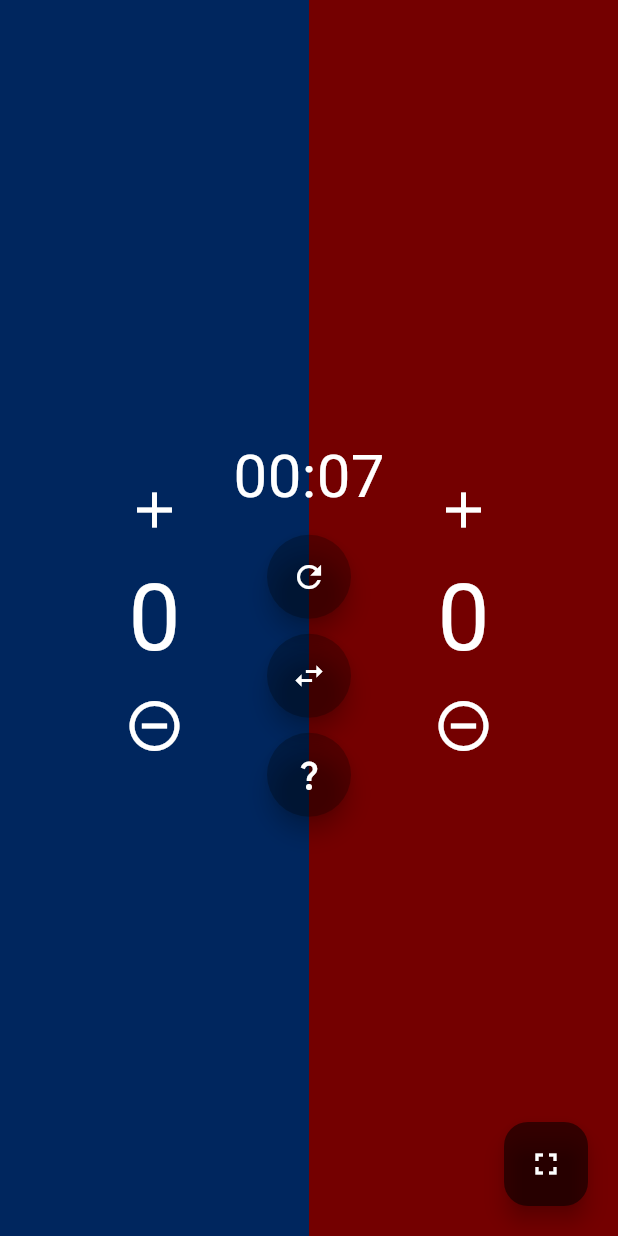
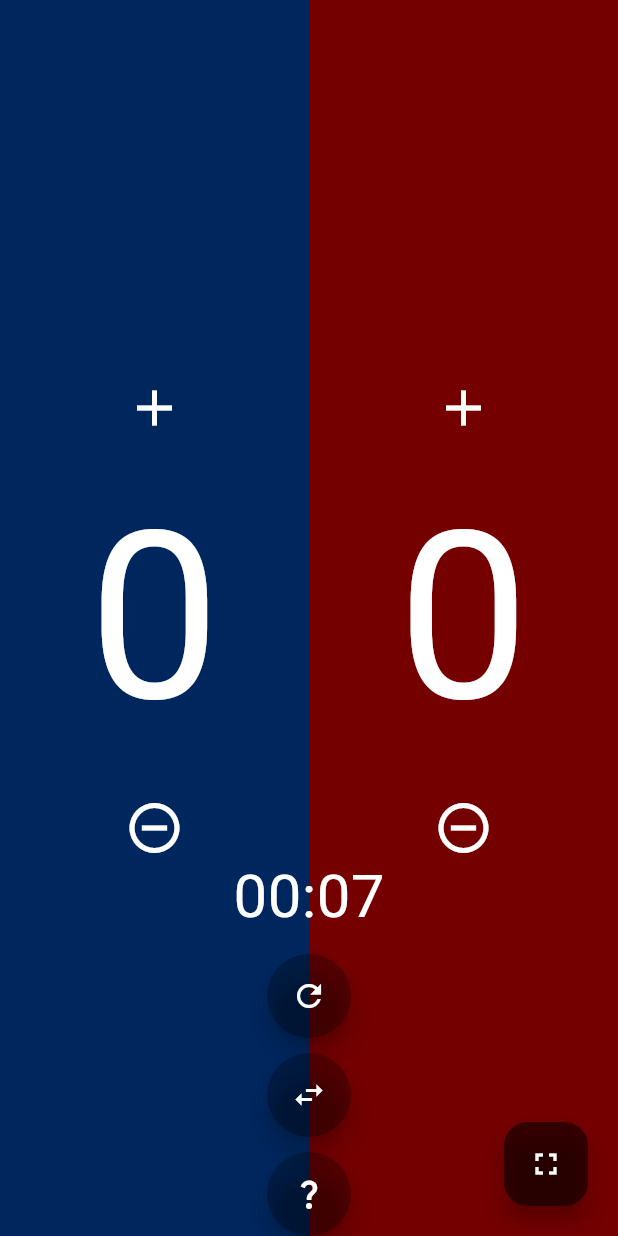
Before and after one commit to zmsp/tapscore, a Flutter app: the screen it shows after launch, on a phone screen of 412 x 824 dp. Run offline on Flutter 3.47's test engine with Material 3 defaults, Android fonts, the light colour scheme and no system bars; missing offline and left inert: dart:html, dart:js.

Commit message:
fix dimention

```diff
--- a/lib/main.dart
+++ b/lib/main.dart
@@ -197,8 +197,14 @@ class _ScoreboardState extends State<Scoreboard> {
 
   @override
   Widget build(BuildContext context) {
-    double screenWidth = MediaQuery.of(context).size.width;
-    double fontSize = screenWidth * 0.15;
+    double screenWidth = MediaQuery.of(context).size.width ;
+    double screenHeight = MediaQuery.of(context).size.height ;
+
+    // Get the minimum value between width and height
+    double smallerDimension = screenWidth < screenHeight ? screenWidth : screenHeight *.8;
+
+    // Calculate font size based on the smaller dimension
+    double fontSize = smallerDimension * 0.38;  // Ad
 
     return Scaffold(
       body: Stack(
@@ -210,7 +216,7 @@ class _ScoreboardState extends State<Scoreboard> {
             ],
           ),
           Align(
-            alignment: Alignment.center,
+            alignment: Alignment.bottomCenter,
             child: Column(
               mainAxisSize: MainAxisSize.min,
               children: [
```
